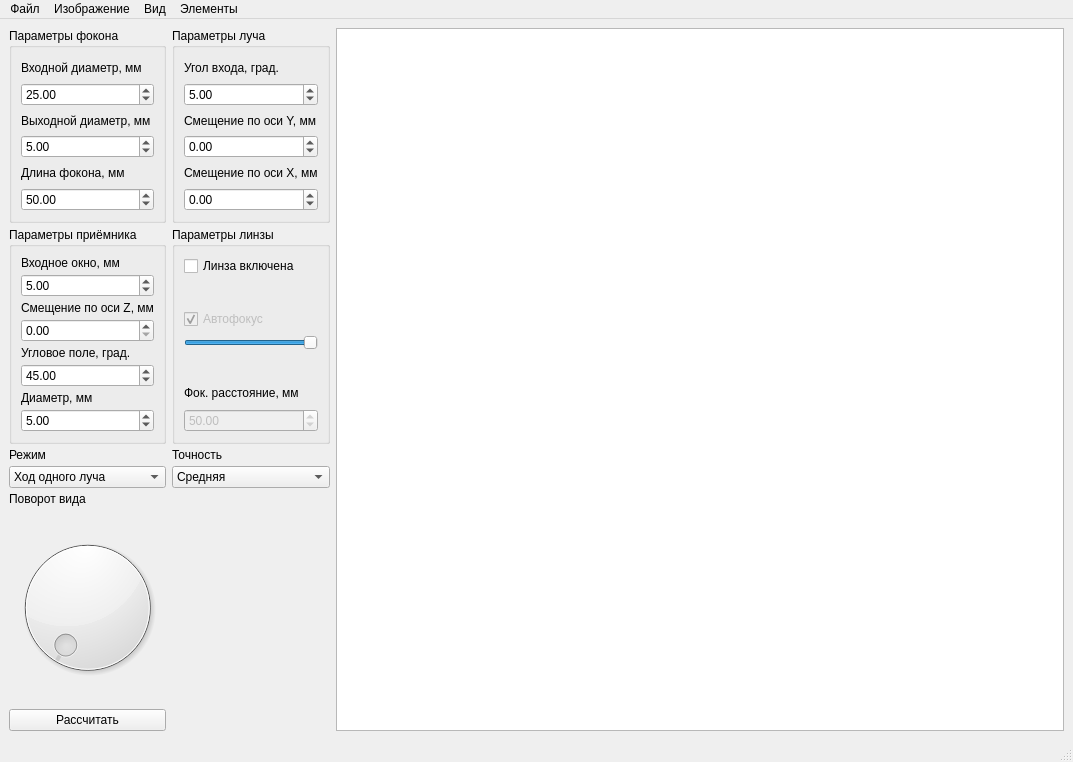
Old version of the form mainwindow.ui in the repository cool-palace/Focon.
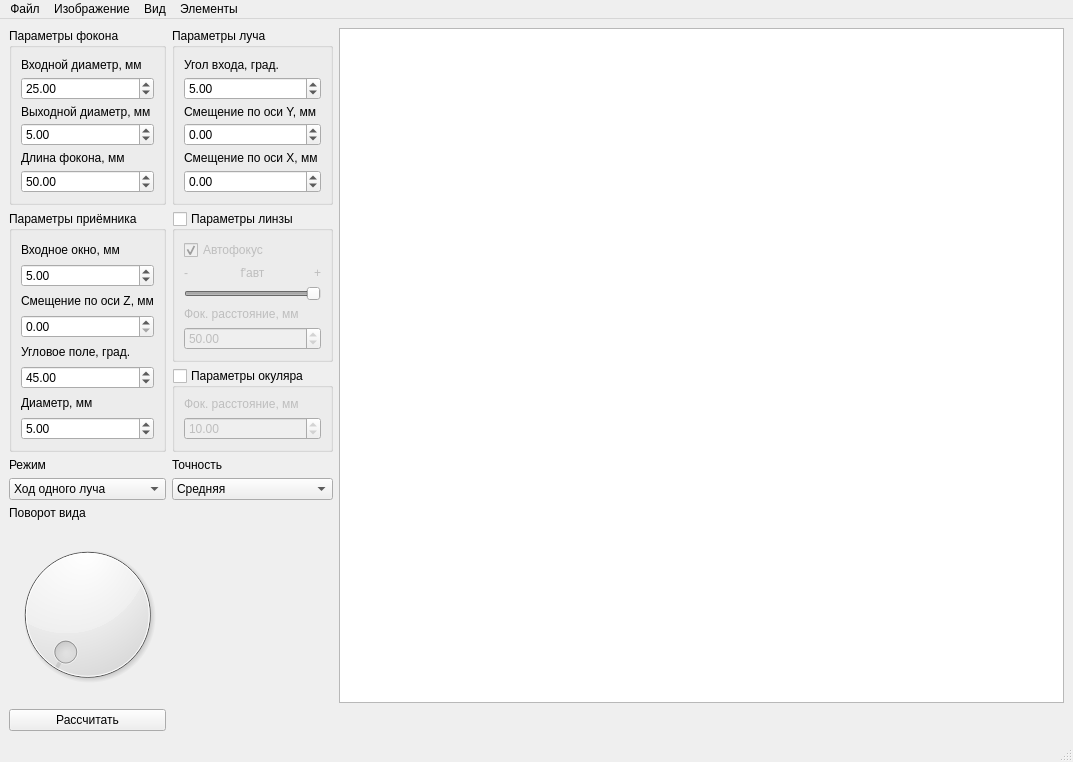
New version of the form.

Commit message: Implemented ocular

```diff
--- a/mainwindow.ui
+++ b/mainwindow.ui
@@ -15,13 +15,10 @@
   </property>
   <widget class="QWidget" name="centralwidget">
    <layout class="QGridLayout" name="gridLayout_4">
-    <item row="0" column="2">
-     <widget class="QGraphicsView" name="view">
-      <property name="minimumSize">
-       <size>
-        <width>700</width>
-        <height>500</height>
-       </size>
+    <item row="6" column="0">
+     <widget class="QPushButton" name="calc">
+      <property name="text">
+       <string>Рассчитать</string>
       </property>
       <property name="baseSize">
        <size>
@@ -29,121 +26,80 @@
         <height>500</height>
        </size>
       </property>
-      <property name="sceneRect">
-       <rectf>
-        <x>0.000000000000000</x>
-        <y>0.000000000000000</y>
-        <width>700.000000000000000</width>
-        <height>500.000000000000000</height>
-       </rectf>
-      </property>
-      <property name="renderHints">
-       <set>QPainter::Antialiasing|QPainter::TextAntialiasing</set>
-      </property>
-      <property name="resizeAnchor">
-       <enum>QGraphicsView::AnchorViewCenter</enum>
+     </widget>
+    </item>
+    <item row="5" column="0">
+     <widget class="QDial" name="rotation">
+      <property name="maximum">
+       <number>360</number>
       </property>
      </widget>
     </item>
     <item row="0" column="0">
-     <layout class="QHBoxLayout" name="horizontalLayout">
-      <item>
-       <layout class="QGridLayout" name="gridLayout_5">
+     <widget class="QGroupBox" name="focon_parameters">
+      <property name="title">
+       <string>Параметры фокона</string>
+      </property>
+      <layout class="QGridLayout" name="gridLayout_2">
         <property name="verticalSpacing">
          <number>4</number>
         </property>
         <item row="5" column="0">
-         <widget class="QLabel" name="label_rotation">
-          <property name="sizePolicy">
-           <sizepolicy hsizetype="Preferred" vsizetype="Fixed">
-            <horstretch>0</horstretch>
-            <verstretch>0</verstretch>
-           </sizepolicy>
-          </property>
-          <property name="text">
-           <string>Поворот вида</string>
-          </property>
-         </widget>
-        </item>
-        <item row="2" column="1">
-         <widget class="QGroupBox" name="lens_parameters">
-          <property name="title">
-           <string>Параметры линзы</string>
-          </property>
-          <layout class="QGridLayout" name="gridLayout_6">
-           <item row="5" column="0">
-            <widget class="QCheckBox" name="auto_focus">
-             <property name="enabled">
-              <bool>false</bool>
-             </property>
-             <property name="sizePolicy">
-              <sizepolicy hsizetype="Minimum" vsizetype="Preferred">
-               <horstretch>0</horstretch>
-               <verstretch>0</verstretch>
-              </sizepolicy>
-             </property>
-             <property name="text">
-              <string>Автофокус</string>
-             </property>
-             <property name="checked">
-              <bool>true</bool>
-             </property>
-            </widget>
-           </item>
-           <item row="9" column="0">
-            <widget class="QDoubleSpinBox" name="focal_length">
-             <property name="enabled">
-              <bool>false</bool>
-             </property>
+        <widget class="QDoubleSpinBox" name="length">
              <property name="sizePolicy">
               <sizepolicy hsizetype="Minimum" vsizetype="Fixed">
                <horstretch>0</horstretch>
                <verstretch>0</verstretch>
               </sizepolicy>
              </property>
+         <property name="minimum">
+          <double>10.000000000000000</double>
+         </property>
              <property name="maximum">
-              <double>500.000000000000000</double>
+          <double>1000.000000000000000</double>
              </property>
              <property name="value">
               <double>50.000000000000000</double>
              </property>
             </widget>
            </item>
-           <item row="8" column="0">
-            <widget class="QLabel" name="label_focal_length">
+       <item row="3" column="0">
+        <widget class="QDoubleSpinBox" name="d_out">
              <property name="sizePolicy">
-              <sizepolicy hsizetype="Preferred" vsizetype="Preferred">
+          <sizepolicy hsizetype="Minimum" vsizetype="Fixed">
                <horstretch>0</horstretch>
                <verstretch>0</verstretch>
               </sizepolicy>
              </property>
-             <property name="text">
-              <string>Фок. расстояние, мм</string>
+         <property name="minimum">
+          <double>0.500000000000000</double>
+         </property>
+         <property name="maximum">
+          <double>100.000000000000000</double>
+         </property>
+         <property name="singleStep">
+          <double>0.500000000000000</double>
+         </property>
+         <property name="value">
+          <double>5.000000000000000</double>
              </property>
             </widget>
            </item>
            <item row="0" column="0">
-            <widget class="QCheckBox" name="lens">
+        <widget class="QLabel" name="label_d_in">
              <property name="sizePolicy">
-              <sizepolicy hsizetype="Minimum" vsizetype="Preferred">
+          <sizepolicy hsizetype="Preferred" vsizetype="Preferred">
                <horstretch>0</horstretch>
                <verstretch>0</verstretch>
               </sizepolicy>
              </property>
              <property name="text">
-              <string>Линза включена</string>
+          <string>Входной диаметр, мм</string>
              </property>
             </widget>
            </item>
-           <item row="7" column="0">
-            <widget class="QLabel" name="label_2">
-             <property name="text">
-              <string/>
-             </property>
-            </widget>
-           </item>
-           <item row="6" column="0">
-            <widget class="QSlider" name="defocus">
+       <item row="1" column="0">
+        <widget class="QDoubleSpinBox" name="d_in">
              <property name="sizePolicy">
               <sizepolicy hsizetype="Minimum" vsizetype="Fixed">
                <horstretch>0</horstretch>
@@ -151,33 +107,98 @@
               </sizepolicy>
              </property>
              <property name="minimum">
-              <number>-1</number>
+          <double>1.000000000000000</double>
              </property>
              <property name="maximum">
-              <number>1</number>
-             </property>
-             <property name="pageStep">
-              <number>1</number>
+          <double>100.000000000000000</double>
+         </property>
+         <property name="singleStep">
+          <double>0.500000000000000</double>
              </property>
              <property name="value">
-              <number>1</number>
-             </property>
-             <property name="orientation">
-              <enum>Qt::Horizontal</enum>
+          <double>25.000000000000000</double>
              </property>
             </widget>
            </item>
            <item row="2" column="0">
-            <widget class="QLabel" name="label_3">
+        <widget class="QLabel" name="label_d_out">
+         <property name="sizePolicy">
+          <sizepolicy hsizetype="Preferred" vsizetype="Preferred">
+           <horstretch>0</horstretch>
+           <verstretch>0</verstretch>
+          </sizepolicy>
+         </property>
              <property name="text">
-              <string/>
+          <string>Выходной диаметр, мм</string>
+         </property>
+        </widget>
+       </item>
+       <item row="4" column="0">
+        <widget class="QLabel" name="label_length">
+         <property name="sizePolicy">
+          <sizepolicy hsizetype="Preferred" vsizetype="Preferred">
+           <horstretch>0</horstretch>
+           <verstretch>0</verstretch>
+          </sizepolicy>
+         </property>
+         <property name="text">
+          <string>Длина фокона, мм</string>
              </property>
             </widget>
            </item>
           </layout>
          </widget>
         </item>
-        <item row="2" column="0">
+    <item row="3" column="0">
+     <widget class="QComboBox" name="mode">
+      <item>
+       <property name="text">
+        <string>Ход одного луча</string>
+       </property>
+      </item>
+      <item>
+       <property name="text">
+        <string>Параллельный пучок</string>
+       </property>
+      </item>
+      <item>
+       <property name="text">
+        <string>Расходящийся пучок</string>
+       </property>
+      </item>
+      <item>
+       <property name="text">
+        <string>Полный перебор</string>
+       </property>
+      </item>
+      <item>
+       <property name="text">
+        <string>Метод Монте-Карло</string>
+       </property>
+      </item>
+      <item>
+       <property name="text">
+        <string>Оптимизация длины</string>
+       </property>
+      </item>
+      <item>
+       <property name="text">
+        <string>Оптимизация выхода</string>
+       </property>
+      </item>
+      <item>
+       <property name="text">
+        <string>Оптимизация линзы</string>
+       </property>
+      </item>
+      <item>
+       <property name="text">
+        <string>Полная оптимизация</string>
+       </property>
+      </item>
+     </widget>
+    </item>
+    <item row="1" column="0">
          <widget class="QGroupBox" name="detector_parameters">
           <property name="sizePolicy">
            <sizepolicy hsizetype="Preferred" vsizetype="Preferred">
@@ -269,128 +290,21 @@
           </layout>
          </widget>
         </item>
-        <item row="7" column="0">
-         <widget class="QPushButton" name="calc">
-          <property name="text">
-           <string>Рассчитать</string>
-          </property>
-          <property name="checkable">
-           <bool>false</bool>
-          </property>
-         </widget>
-        </item>
-        <item row="0" column="0">
-         <widget class="QGroupBox" name="focon_parameters">
-          <property name="title">
-           <string>Параметры фокона</string>
-          </property>
-          <layout class="QGridLayout" name="gridLayout_2">
-           <property name="verticalSpacing">
-            <number>4</number>
-           </property>
-           <item row="5" column="0">
-            <widget class="QDoubleSpinBox" name="length">
-             <property name="sizePolicy">
-              <sizepolicy hsizetype="Minimum" vsizetype="Fixed">
-               <horstretch>0</horstretch>
-               <verstretch>0</verstretch>
-              </sizepolicy>
-             </property>
-             <property name="minimum">
-              <double>10.000000000000000</double>
-             </property>
-             <property name="maximum">
-              <double>1000.000000000000000</double>
-             </property>
-             <property name="value">
-              <double>50.000000000000000</double>
-             </property>
-            </widget>
-           </item>
-           <item row="3" column="0">
-            <widget class="QDoubleSpinBox" name="d_out">
-             <property name="sizePolicy">
-              <sizepolicy hsizetype="Minimum" vsizetype="Fixed">
-               <horstretch>0</horstretch>
-               <verstretch>0</verstretch>
-              </sizepolicy>
-             </property>
-             <property name="minimum">
-              <double>0.500000000000000</double>
-             </property>
-             <property name="maximum">
-              <double>100.000000000000000</double>
-             </property>
-             <property name="singleStep">
-              <double>0.500000000000000</double>
-             </property>
-             <property name="value">
-              <double>5.000000000000000</double>
-             </property>
-            </widget>
-           </item>
-           <item row="0" column="0">
-            <widget class="QLabel" name="label_d_in">
-             <property name="sizePolicy">
-              <sizepolicy hsizetype="Preferred" vsizetype="Preferred">
-               <horstretch>0</horstretch>
-               <verstretch>0</verstretch>
-              </sizepolicy>
-             </property>
+    <item row="3" column="1">
+     <widget class="QComboBox" name="precision">
+      <property name="toolTip">
+       <string>&lt;html&gt;&lt;head/&gt;&lt;body&gt;&lt;p&gt;&lt;br/&gt;&lt;/p&gt;&lt;/body&gt;&lt;/html&gt;</string>
+      </property>
+      <item>
              <property name="text">
-              <string>Входной диаметр, мм</string>
-             </property>
-            </widget>
-           </item>
-           <item row="1" column="0">
-            <widget class="QDoubleSpinBox" name="d_in">
-             <property name="sizePolicy">
-              <sizepolicy hsizetype="Minimum" vsizetype="Fixed">
-               <horstretch>0</horstretch>
-               <verstretch>0</verstretch>
-              </sizepolicy>
-             </property>
-             <property name="minimum">
-              <double>1.000000000000000</double>
-             </property>
-             <property name="maximum">
-              <double>100.000000000000000</double>
-             </property>
-             <property name="singleStep">
-              <double>0.500000000000000</double>
-             </property>
-             <property name="value">
-              <double>25.000000000000000</double>
-             </property>
-            </widget>
-           </item>
-           <item row="2" column="0">
-            <widget class="QLabel" name="label_d_out">
-             <property name="sizePolicy">
-              <sizepolicy hsizetype="Preferred" vsizetype="Preferred">
-               <horstretch>0</horstretch>
-               <verstretch>0</verstretch>
-              </sizepolicy>
-             </property>
+        <string>Средняя</string>
+       </property>
+      </item>
+      <item>
              <property name="text">
-              <string>Выходной диаметр, мм</string>
-             </property>
-            </widget>
-           </item>
-           <item row="4" column="0">
-            <widget class="QLabel" name="label_length">
-             <property name="sizePolicy">
-              <sizepolicy hsizetype="Preferred" vsizetype="Preferred">
-               <horstretch>0</horstretch>
-               <verstretch>0</verstretch>
-              </sizepolicy>
-             </property>
-             <property name="text">
-              <string>Длина фокона, мм</string>
-             </property>
-            </widget>
-           </item>
-          </layout>
+        <string>Повышенная</string>
+       </property>
+      </item>
          </widget>
         </item>
         <item row="0" column="1">
@@ -474,93 +388,7 @@
           </layout>
          </widget>
         </item>
-        <item row="6" column="0">
-         <widget class="QDial" name="rotation">
-          <property name="maximum">
-           <number>360</number>
-          </property>
-         </widget>
-        </item>
-        <item row="4" column="0">
-         <widget class="QComboBox" name="mode">
-          <item>
-           <property name="text">
-            <string>Ход одного луча</string>
-           </property>
-          </item>
-          <item>
-           <property name="text">
-            <string>Параллельный пучок</string>
-           </property>
-          </item>
-          <item>
-           <property name="text">
-            <string>Расходящийся пучок</string>
-           </property>
-          </item>
-          <item>
-           <property name="text">
-            <string>Полный перебор</string>
-           </property>
-          </item>
-          <item>
-           <property name="text">
-            <string>Метод Монте-Карло</string>
-           </property>
-          </item>
-          <item>
-           <property name="text">
-            <string>Оптимизация длины</string>
-           </property>
-          </item>
-          <item>
-           <property name="text">
-            <string>Оптимизация выхода</string>
-           </property>
-          </item>
-          <item>
-           <property name="text">
-            <string>Оптимизация линзы</string>
-           </property>
-          </item>
-          <item>
-           <property name="text">
-            <string>Полная оптимизация</string>
-           </property>
-          </item>
-         </widget>
-        </item>
-        <item row="3" column="0">
-         <widget class="QLabel" name="label_mode">
-          <property name="sizePolicy">
-           <sizepolicy hsizetype="Preferred" vsizetype="Fixed">
-            <horstretch>0</horstretch>
-            <verstretch>0</verstretch>
-           </sizepolicy>
-          </property>
-          <property name="text">
-           <string>Режим</string>
-          </property>
-         </widget>
-        </item>
-        <item row="4" column="1">
-         <widget class="QComboBox" name="precision">
-          <property name="toolTip">
-           <string>&lt;html&gt;&lt;head/&gt;&lt;body&gt;&lt;p&gt;&lt;br/&gt;&lt;/p&gt;&lt;/body&gt;&lt;/html&gt;</string>
-          </property>
-          <item>
-           <property name="text">
-            <string>Средняя</string>
-           </property>
-          </item>
-          <item>
-           <property name="text">
-            <string>Повышенная</string>
-           </property>
-          </item>
-         </widget>
-        </item>
-        <item row="3" column="1">
+    <item row="2" column="1">
          <widget class="QLabel" name="label_precision">
           <property name="toolTip">
            <string>&lt;html&gt;&lt;head/&gt;&lt;body&gt;&lt;p&gt;Повышение точности увеличивает время вычислений&lt;/p&gt;&lt;/body&gt;&lt;/html&gt;</string>
@@ -570,9 +398,240 @@
           </property>
          </widget>
         </item>
+    <item row="2" column="0">
+     <widget class="QLabel" name="label_mode">
+      <property name="sizePolicy">
+       <sizepolicy hsizetype="Preferred" vsizetype="Fixed">
+        <horstretch>0</horstretch>
+        <verstretch>0</verstretch>
+       </sizepolicy>
+      </property>
+      <property name="text">
+       <string>Режим</string>
+      </property>
+     </widget>
+    </item>
+    <item row="1" column="1">
+     <layout class="QVBoxLayout" name="verticalLayout_2">
+      <item>
+       <widget class="QGroupBox" name="lens">
+        <property name="sizePolicy">
+         <sizepolicy hsizetype="Preferred" vsizetype="Maximum">
+          <horstretch>0</horstretch>
+          <verstretch>0</verstretch>
+         </sizepolicy>
+        </property>
+        <property name="title">
+         <string>Параметры линзы</string>
+        </property>
+        <property name="checkable">
+         <bool>true</bool>
+        </property>
+        <property name="checked">
+         <bool>false</bool>
+        </property>
+        <layout class="QGridLayout" name="gridLayout_6">
+         <item row="5" column="0">
+          <widget class="QLabel" name="label_focal_length">
+           <property name="sizePolicy">
+            <sizepolicy hsizetype="Preferred" vsizetype="Preferred">
+             <horstretch>0</horstretch>
+             <verstretch>0</verstretch>
+            </sizepolicy>
+           </property>
+           <property name="text">
+            <string>Фок. расстояние, мм</string>
+           </property>
+          </widget>
+         </item>
+         <item row="2" column="0">
+          <widget class="QCheckBox" name="auto_focus">
+           <property name="enabled">
+            <bool>false</bool>
+           </property>
+           <property name="sizePolicy">
+            <sizepolicy hsizetype="Minimum" vsizetype="Preferred">
+             <horstretch>0</horstretch>
+             <verstretch>0</verstretch>
+            </sizepolicy>
+           </property>
+           <property name="text">
+            <string>Автофокус</string>
+           </property>
+           <property name="checked">
+            <bool>true</bool>
+           </property>
+          </widget>
+         </item>
+         <item row="4" column="0">
+          <widget class="QSlider" name="defocus">
+           <property name="sizePolicy">
+            <sizepolicy hsizetype="Minimum" vsizetype="Fixed">
+             <horstretch>0</horstretch>
+             <verstretch>0</verstretch>
+            </sizepolicy>
+           </property>
+           <property name="minimum">
+            <number>-1</number>
+           </property>
+           <property name="maximum">
+            <number>1</number>
+           </property>
+           <property name="pageStep">
+            <number>1</number>
+           </property>
+           <property name="value">
+            <number>1</number>
+           </property>
+           <property name="orientation">
+            <enum>Qt::Horizontal</enum>
+           </property>
+          </widget>
+         </item>
+         <item row="6" column="0">
+          <widget class="QDoubleSpinBox" name="focal_length">
+           <property name="enabled">
+            <bool>false</bool>
+           </property>
+           <property name="sizePolicy">
+            <sizepolicy hsizetype="Minimum" vsizetype="Fixed">
+             <horstretch>0</horstretch>
+             <verstretch>0</verstretch>
+            </sizepolicy>
+           </property>
+           <property name="maximum">
+            <double>500.000000000000000</double>
+           </property>
+           <property name="value">
+            <double>50.000000000000000</double>
+           </property>
+          </widget>
+         </item>
+         <item row="3" column="0">
+          <layout class="QHBoxLayout" name="horizontalLayout_2">
+           <item>
+            <widget class="QLabel" name="label">
+             <property name="text">
+              <string>-</string>
+             </property>
+            </widget>
+           </item>
+           <item>
+            <widget class="QLabel" name="label_4">
+             <property name="text">
+              <string>f'авт</string>
+             </property>
+             <property name="alignment">
+              <set>Qt::AlignCenter</set>
+             </property>
+            </widget>
+           </item>
+           <item>
+            <widget class="QLabel" name="label_5">
+             <property name="text">
+              <string>+</string>
+             </property>
+             <property name="alignment">
+              <set>Qt::AlignRight|Qt::AlignTrailing|Qt::AlignVCenter</set>
+             </property>
+            </widget>
+           </item>
        </layout>
       </item>
      </layout>
+       </widget>
+      </item>
+      <item>
+       <widget class="QGroupBox" name="ocular">
+        <property name="sizePolicy">
+         <sizepolicy hsizetype="Preferred" vsizetype="Preferred">
+          <horstretch>0</horstretch>
+          <verstretch>0</verstretch>
+         </sizepolicy>
+        </property>
+        <property name="title">
+         <string>Параметры окуляра</string>
+        </property>
+        <property name="checkable">
+         <bool>true</bool>
+        </property>
+        <property name="checked">
+         <bool>false</bool>
+        </property>
+        <layout class="QGridLayout" name="gridLayout_5">
+         <item row="1" column="0">
+          <widget class="QLabel" name="label_ocular_focal_length">
+           <property name="sizePolicy">
+            <sizepolicy hsizetype="Preferred" vsizetype="Preferred">
+             <horstretch>0</horstretch>
+             <verstretch>0</verstretch>
+            </sizepolicy>
+           </property>
+           <property name="text">
+            <string>Фок. расстояние, мм</string>
+           </property>
+          </widget>
+         </item>
+         <item row="2" column="0">
+          <widget class="QDoubleSpinBox" name="ocular_focal_length">
+           <property name="minimum">
+            <double>-100.000000000000000</double>
+           </property>
+           <property name="maximum">
+            <double>100.000000000000000</double>
+           </property>
+           <property name="value">
+            <double>10.000000000000000</double>
+           </property>
+          </widget>
+         </item>
+        </layout>
+       </widget>
+      </item>
+     </layout>
+    </item>
+    <item row="0" column="2" rowspan="6">
+     <widget class="QGraphicsView" name="view">
+      <property name="minimumSize">
+       <size>
+        <width>700</width>
+        <height>500</height>
+       </size>
+      </property>
+      <property name="baseSize">
+       <size>
+        <width>700</width>
+        <height>500</height>
+       </size>
+      </property>
+      <property name="sceneRect">
+       <rectf>
+        <x>0.000000000000000</x>
+        <y>0.000000000000000</y>
+        <width>700.000000000000000</width>
+        <height>500.000000000000000</height>
+       </rectf>
+      </property>
+      <property name="renderHints">
+       <set>QPainter::Antialiasing|QPainter::TextAntialiasing</set>
+      </property>
+      <property name="resizeAnchor">
+       <enum>QGraphicsView::AnchorViewCenter</enum>
+      </property>
+     </widget>
+    </item>
+    <item row="4" column="0">
+     <widget class="QLabel" name="label_rotation">
+      <property name="sizePolicy">
+       <sizepolicy hsizetype="Preferred" vsizetype="Fixed">
+        <horstretch>0</horstretch>
+        <verstretch>0</verstretch>
+       </sizepolicy>
+      </property>
+      <property name="text">
+       <string>Поворот вида</string>
+      </property>
+     </widget>
     </item>
    </layout>
   </widget>
```
Left out of the diff: 7 changed lines with no effect on the pictures. Lines whose indentation alone changed are shown as unchanged. The commit also changes 7 other files.
